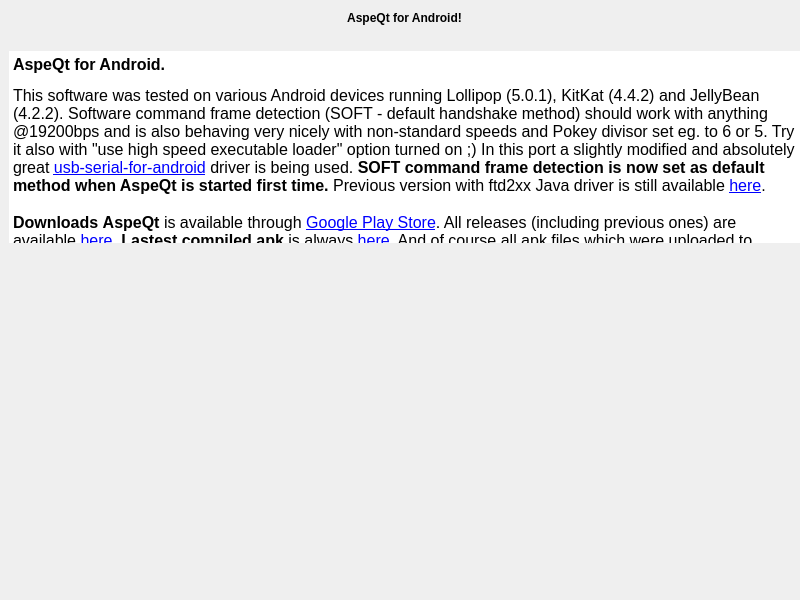
greblus/aspeqt, file aboutdialog.ui: the form before one commit.
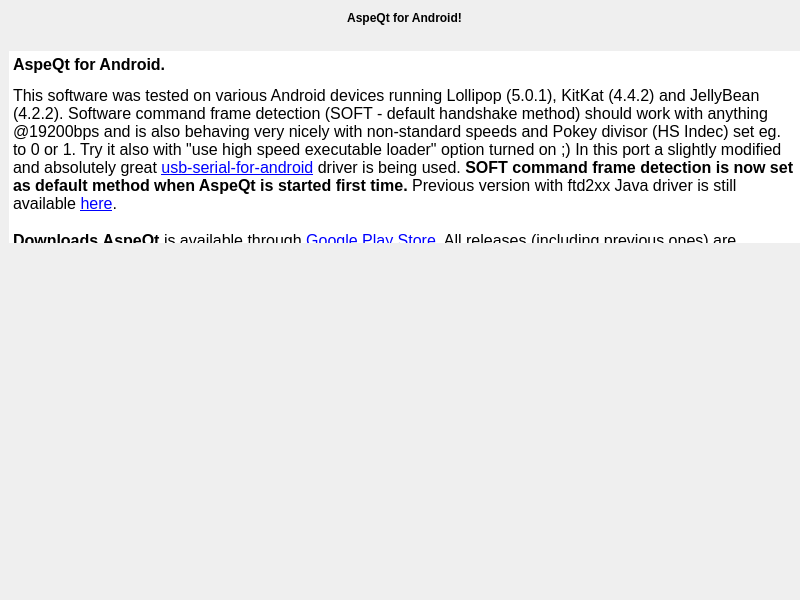
The form after the commit.

Commit message: HS Index 0 works great in SOFT mode :). In DSR too...

Diff of the .ui file:
```diff
--- a/aboutdialog.ui
+++ b/aboutdialog.ui
@@ -150,17 +150,17 @@
 p, li { white-space: pre-wrap; }
 &lt;/style&gt;&lt;/head&gt;&lt;body style=&quot; font-family:'MS Shell Dlg 2'; font-size:8.25pt; font-weight:400; font-style:normal;&quot;&gt;
 &lt;p style=&quot; margin-top:18px; margin-bottom:12px; margin-left:0px; margin-right:0px; -qt-block-indent:0; text-indent:0px;&quot;&gt;&lt;span style=&quot; font-size:12pt; font-weight:600;&quot;&gt;AspeQt for Android.&lt;/span&gt;&lt;/p&gt;
-&lt;p style=&quot; margin-top:0px; margin-bottom:0px; margin-left:0px; margin-right:0px; -qt-block-indent:0; text-indent:0px;&quot;&gt;&lt;span style=&quot; font-size:12pt;&quot;&gt;This software was tested on various Android devices running Lollipop (5.0.1), KitKat (4.4.2) and JellyBean (4.2.2). Software command frame detection (SOFT - default handshake method) should work with anything @19200bps and is also behaving very nicely with non-standard speeds and Pokey divisor set eg. to 6 or 5. Try it also with &amp;quot;use high speed executable loader&amp;quot; option turned on ;) In this port a slightly modified and absolutely great &lt;/span&gt;&lt;a href=&quot;https://github.com/greblus/usb-serial-for-android&quot;&gt;&lt;span style=&quot; font-size:12pt; text-decoration: underline; color:#0000ff;&quot;&gt;usb-serial-for-android&lt;/span&gt;&lt;/a&gt;&lt;span style=&quot; font-size:12pt;&quot;&gt; driver is being used. &lt;/span&gt;&lt;span style=&quot; font-size:12pt; font-weight:600;&quot;&gt;SOFT command frame detection is now set as default method when AspeQt is started first time.&lt;/span&gt;&lt;span style=&quot; font-size:12pt;&quot;&gt; Previous version with ftd2xx Java driver is still available &lt;/span&gt;&lt;a href=&quot;https://github.com/greblus/aspeqt/tree/ftd2xx&quot;&gt;&lt;span style=&quot; font-size:12pt; text-decoration: underline; color:#0000ff;&quot;&gt;here&lt;/span&gt;&lt;/a&gt;&lt;span style=&quot; font-size:12pt;&quot;&gt;. &lt;/span&gt;&lt;/p&gt;
-&lt;p style=&quot; margin-top:18px; margin-bottom:12px; margin-left:0px; margin-right:0px; -qt-block-indent:0; text-indent:0px;&quot;&gt;&lt;span style=&quot; font-size:12pt; font-weight:600;&quot;&gt;Downloads&lt;/span&gt;&lt;span style=&quot; font-size:12pt;&quot;&gt; &lt;/span&gt;&lt;span style=&quot; font-size:12pt; font-weight:600;&quot;&gt;AspeQt&lt;/span&gt;&lt;span style=&quot; font-size:12pt;&quot;&gt; is available through &lt;/span&gt;&lt;a href=&quot;https://play.google.com/store/search?q=aspeqt&quot;&gt;&lt;span style=&quot; font-size:12pt; text-decoration: underline; color:#0000ff;&quot;&gt;Google Play Store&lt;/span&gt;&lt;/a&gt;&lt;span style=&quot; font-size:12pt;&quot;&gt;. All releases (including previous ones) are available &lt;/span&gt;&lt;a href=&quot;https://github.com/greblus/aspeqt/releases&quot;&gt;&lt;span style=&quot; font-size:12pt; text-decoration: underline; color:#0000ff;&quot;&gt;here&lt;/span&gt;&lt;/a&gt;&lt;span style=&quot; font-size:12pt;&quot;&gt;. &lt;/span&gt;&lt;span style=&quot; font-size:12pt; font-weight:600;&quot;&gt;Lastest compiled apk&lt;/span&gt;&lt;span style=&quot; font-size:12pt;&quot;&gt; is always &lt;/span&gt;&lt;a href=&quot;https://github.com/greblus/aspeqt/raw/android/android/apk/aspeqt.apk&quot;&gt;&lt;span style=&quot; font-size:12pt; text-decoration: underline; color:#0000ff;&quot;&gt;here&lt;/span&gt;&lt;/a&gt;&lt;span style=&quot; font-size:12pt;&quot;&gt;. And of course all apk files which were uploaded to android/apk can be found in the repo (there is a &amp;quot;Browse Files&amp;quot; button which will show you a snapshot of the repository at a time of the particular commit). What doesn't work yet? Loading atr files stalls occassionally in DSR handshaking mode. Haven't noticed it in SOFT mode. Hopefully Will fix it soon. &lt;/span&gt;&lt;/p&gt;
+&lt;p style=&quot; margin-top:0px; margin-bottom:0px; margin-left:0px; margin-right:0px; -qt-block-indent:0; text-indent:0px;&quot;&gt;&lt;span style=&quot; font-size:12pt;&quot;&gt;This software was tested on various Android devices running Lollipop (5.0.1), KitKat (4.4.2) and JellyBean (4.2.2). Software command frame detection (SOFT - default handshake method) should work with anything @19200bps and is also behaving very nicely with non-standard speeds and Pokey divisor (HS Indec) set eg. to 0 or 1. Try it also with &amp;quot;use high speed executable loader&amp;quot; option turned on ;) In this port a slightly modified and absolutely great &lt;/span&gt;&lt;a href=&quot;https://github.com/greblus/usb-serial-for-android&quot;&gt;&lt;span style=&quot; font-size:12pt; text-decoration: underline; color:#0000ff;&quot;&gt;usb-serial-for-android&lt;/span&gt;&lt;/a&gt;&lt;span style=&quot; font-size:12pt;&quot;&gt; driver is being used. &lt;/span&gt;&lt;span style=&quot; font-size:12pt; font-weight:600;&quot;&gt;SOFT command frame detection is now set as default method when AspeQt is started first time.&lt;/span&gt;&lt;span style=&quot; font-size:12pt;&quot;&gt; Previous version with ftd2xx Java driver is still available &lt;/span&gt;&lt;a href=&quot;https://github.com/greblus/aspeqt/tree/ftd2xx&quot;&gt;&lt;span style=&quot; font-size:12pt; text-decoration: underline; color:#0000ff;&quot;&gt;here&lt;/span&gt;&lt;/a&gt;&lt;span style=&quot; font-size:12pt;&quot;&gt;. &lt;/span&gt;&lt;/p&gt;
+&lt;p style=&quot; margin-top:18px; margin-bottom:12px; margin-left:0px; margin-right:0px; -qt-block-indent:0; text-indent:0px;&quot;&gt;&lt;span style=&quot; font-size:12pt; font-weight:600;&quot;&gt;Downloads&lt;/span&gt;&lt;span style=&quot; font-size:12pt;&quot;&gt; &lt;/span&gt;&lt;span style=&quot; font-size:12pt; font-weight:600;&quot;&gt;AspeQt&lt;/span&gt;&lt;span style=&quot; font-size:12pt;&quot;&gt; is available through &lt;/span&gt;&lt;a href=&quot;https://play.google.com/store/search?q=aspeqt&quot;&gt;&lt;span style=&quot; font-size:12pt; text-decoration: underline; color:#0000ff;&quot;&gt;Google Play Store&lt;/span&gt;&lt;/a&gt;&lt;span style=&quot; font-size:12pt;&quot;&gt;. All releases (including previous ones) are available &lt;/span&gt;&lt;a href=&quot;https://github.com/greblus/aspeqt/releases&quot;&gt;&lt;span style=&quot; font-size:12pt; text-decoration: underline; color:#0000ff;&quot;&gt;here&lt;/span&gt;&lt;/a&gt;&lt;span style=&quot; font-size:12pt;&quot;&gt;. &lt;/span&gt;&lt;span style=&quot; font-size:12pt; font-weight:600;&quot;&gt;Lastest compiled apk&lt;/span&gt;&lt;span style=&quot; font-size:12pt;&quot;&gt; is always &lt;/span&gt;&lt;a href=&quot;https://github.com/greblus/aspeqt/raw/android/android/apk/aspeqt.apk&quot;&gt;&lt;span style=&quot; font-size:12pt; text-decoration: underline; color:#0000ff;&quot;&gt;here&lt;/span&gt;&lt;/a&gt;&lt;span style=&quot; font-size:12pt;&quot;&gt;. And of course all apk files which were uploaded to android/apk can be found in the repo (there is a &amp;quot;Browse Files&amp;quot; button which will show you a snapshot of the repository at a time of the particular commit). &lt;/span&gt;&lt;/p&gt;
 &lt;p style=&quot; margin-top:18px; margin-bottom:12px; margin-left:0px; margin-right:0px; -qt-block-indent:0; text-indent:0px;&quot;&gt;&lt;span style=&quot; font-size:12pt; font-weight:600;&quot;&gt;What's necessary to use it:&lt;/span&gt;&lt;span style=&quot; font-size:12pt;&quot;&gt; &lt;/span&gt;&lt;/p&gt;
-&lt;ul style=&quot;margin-top: 0px; margin-bottom: 0px; margin-left: 0px; margin-right: 0px; -qt-list-indent: 1;&quot;&gt;&lt;li style=&quot; font-size:12pt;&quot; style=&quot; margin-top:12px; margin-bottom:0px; margin-left:0px; margin-right:0px; -qt-block-indent:0; text-indent:0px;&quot;&gt;Android device with USB Host Support. Check USB Host Support with this tool. &lt;/li&gt;
+&lt;ul style=&quot;margin-top: 0px; margin-bottom: 0px; margin-left: 0px; margin-right: 0px; -qt-list-indent: 1;&quot;&gt;&lt;li style=&quot; font-size:12pt;&quot; style=&quot; margin-top:12px; margin-bottom:0px; margin-left:0px; margin-right:0px; -qt-block-indent:0; text-indent:0px;&quot;&gt;Android device with USB Host Support. Check USB Host Support with &lt;a href=&quot;https://play.google.com/store/apps/details?id=eu.chainfire.usbhostdiagnostics&amp;amp;hl=pl&quot;&gt;&lt;span style=&quot; text-decoration: underline; color:#0000ff;&quot;&gt;this tool&lt;/span&gt;&lt;/a&gt;. &lt;/li&gt;
 &lt;li style=&quot; font-size:12pt;&quot; style=&quot; margin-top:0px; margin-bottom:0px; margin-left:0px; margin-right:0px; -qt-block-indent:0; text-indent:0px;&quot;&gt;OTG cable. &lt;/li&gt;
 &lt;li style=&quot; font-size:12pt;&quot; style=&quot; margin-top:0px; margin-bottom:0px; margin-left:0px; margin-right:0px; -qt-block-indent:0; text-indent:0px;&quot;&gt;Sio2PC-USB converter. I recommend &lt;a href=&quot;http://lotharek.pl/product.php?pid=98&quot;&gt;&lt;span style=&quot; text-decoration: underline; color:#0000ff;&quot;&gt;this one made by Lotharek&lt;/span&gt;&lt;/a&gt;. &lt;/li&gt;
-&lt;li style=&quot; font-size:12pt;&quot; style=&quot; margin-top:0px; margin-bottom:0px; margin-left:0px; margin-right:0px; -qt-block-indent:0; text-indent:0px;&quot;&gt;AspeQt for Android should work on anything starting from 3.1. I've tested it on Lark FreeMe 8&amp;quot; Android 4.2.2 tablet, Kazam 345 &amp;amp; Kazam Tornado phones with KitKat 4.4, Lenovo Tab 2 A10-70L and Lenovo Tab 2 A7 tablets with Lollipop 5.0.1 &lt;/li&gt;
+&lt;li style=&quot; font-size:12pt;&quot; style=&quot; margin-top:0px; margin-bottom:0px; margin-left:0px; margin-right:0px; -qt-block-indent:0; text-indent:0px;&quot;&gt;AspeQt for Android should work on anything starting from 3.1. I've tested it on Lark FreeMe 8&amp;quot; Android 4.2.2 tablet, Kazam 345 &amp;amp; Kazam Tornado phones with KitKat 4.4, Lenovo Tab 2 A10-70L and Lenovo Tab 2 A7 tablets with Lollipop 5.0.1.&lt;/li&gt;
 &lt;li style=&quot; font-size:12pt;&quot; style=&quot; margin-top:0px; margin-bottom:0px; margin-left:0px; margin-right:0px; -qt-block-indent:0; text-indent:0px;&quot;&gt;&lt;span style=&quot; font-weight:600;&quot;&gt;No root necessary.&lt;/span&gt; &lt;/li&gt;
 &lt;li style=&quot; font-size:12pt;&quot; style=&quot; margin-top:0px; margin-bottom:0px; margin-left:0px; margin-right:0px; -qt-block-indent:0; text-indent:0px;&quot;&gt;&lt;span style=&quot; font-weight:600;&quot;&gt;No drivers necessary.&lt;/span&gt; usb-serial-for-android java driver is in the package. &lt;/li&gt;
-&lt;li style=&quot; font-size:12pt;&quot; style=&quot; margin-top:0px; margin-bottom:12px; margin-left:0px; margin-right:0px; -qt-block-indent:0; text-indent:0px;&quot;&gt;After you connect the SIO2PC-USB to your Android device it'll automatically launch AspeQt. If you have SIO2PC-USB from Lotharek, select SOFT or DSR flow control method and set speed to 19200bps first, to see if it works at all. Feel free to experiment with higher speeds and Pokey divisors (HiSpeed OS, SDX or Qmeg is required for fast SIO routines). &lt;/li&gt;&lt;/ul&gt;
-&lt;p style=&quot; margin-top:0px; margin-bottom:0px; margin-left:0px; margin-right:0px; -qt-block-indent:0; text-indent:0px;&quot;&gt;&lt;span style=&quot; font-size:12pt;&quot;&gt;Alternatively (on an unmodified Atari) it's enough to mount the folder with xex files and copy these two files: $boot.bin and picodos.sys which can be dowloaded &lt;/span&gt;&lt;a href=&quot;https://github.com/greblus/aspeqt/tree/android/%24bootpic&quot;&gt;&lt;span style=&quot; font-size:12pt; text-decoration: underline; color:#0000ff;&quot;&gt;from here&lt;/span&gt;&lt;/a&gt;&lt;span style=&quot; font-size:12pt;&quot;&gt;. This way all xex files, e.g. just downloaded from the internet on your mobile or tablet) to some mounted folder eg. Download/Atari can be nicely loaded in high speed using MyPicoDos. All you have to do is to boot your Atari from this folder. Speed greatly depends on your CPU possibilities and I/O performance, but Pokey divisor 6 works nicely on dual core 1.2GHz RK3066. &lt;/span&gt;&lt;/p&gt;
+&lt;li style=&quot; font-size:12pt;&quot; style=&quot; margin-top:0px; margin-bottom:12px; margin-left:0px; margin-right:0px; -qt-block-indent:0; text-indent:0px;&quot;&gt;After you connect the SIO2PC-USB to your Android device it'll automatically launch AspeQt. If you have SIO2PC-USB from Lotharek, select SOFT or DSR flow control method and set speed to 19200bps first, to see if it works at all. Feel free to experiment with higher speeds and Pokey divisors (HiSpeed OS, SDX or Qmeg is required for fast SIO routines). HS Index 0 should work in SOFT mode. DSR is tad slower but HS Index 2 or 3 should work too.&lt;/li&gt;&lt;/ul&gt;
+&lt;p style=&quot; margin-top:0px; margin-bottom:0px; margin-left:0px; margin-right:0px; -qt-block-indent:0; text-indent:0px;&quot;&gt;&lt;span style=&quot; font-size:12pt;&quot;&gt;Alternatively (on an unmodified Atari) it's enough to mount the folder with xex files and copy these two files: $boot.bin and picodos.sys which can be dowloaded &lt;/span&gt;&lt;a href=&quot;https://github.com/greblus/aspeqt/tree/android/%24bootpic&quot;&gt;&lt;span style=&quot; font-size:12pt; text-decoration: underline; color:#0000ff;&quot;&gt;from here&lt;/span&gt;&lt;/a&gt;&lt;span style=&quot; font-size:12pt;&quot;&gt;. This way all xex files, e.g. just downloaded from the internet on your mobile or tablet) to some mounted folder eg. Download/Atari can be nicely loaded in high speed using MyPicoDos. All you have to do is to boot your Atari from this folder. Speed greatly depends on your CPU possibilities and I/O performance, but Pokey divisor 0 works nicely, even despite the fact that all driver calls are made through JNI.&lt;/span&gt;&lt;/p&gt;
 &lt;p style=&quot; margin-top:16px; margin-bottom:12px; margin-left:0px; margin-right:0px; -qt-block-indent:0; text-indent:0px;&quot;&gt;&lt;a href=&quot;https://www.youtube.com/watch?v=GEkwZM_Cr_M&amp;amp;list=PL_0_k9JuZLPiox8zAklF3qvG3SbsZ08g8&quot;&gt;&lt;span style=&quot; font-size:12pt; font-weight:600; text-decoration: underline; color:#0000ff;&quot;&gt;Videos of AspeQt on Android&lt;/span&gt;&lt;/a&gt;&lt;span style=&quot; font-size:12pt;&quot;&gt; &lt;/span&gt;&lt;/p&gt;
 &lt;p style=&quot; margin-top:18px; margin-bottom:12px; margin-left:0px; margin-right:0px; -qt-block-indent:0; text-indent:0px;&quot;&gt;&lt;span style=&quot; font-size:12pt; font-weight:600;&quot;&gt;Summary&lt;/span&gt;&lt;/p&gt;
 &lt;p style=&quot; margin-top:0px; margin-bottom:0px; margin-left:0px; margin-right:0px; -qt-block-indent:0; text-indent:0px;&quot;&gt;&lt;span style=&quot; font-size:12pt;&quot;&gt;AspeQt emulates Atari SIO peripherals when connected to an Atari 8-bit computer with an SIO2PC cable. In that respect it's similar to programs like APE and Atari810. The main difference is that it's free (unlike APE) and it's cross-platform (unlike Atari810 and APE). &lt;/span&gt;&lt;/p&gt;
@@ -169,11 +169,7 @@
 &lt;p style=&quot; margin-top:18px; margin-bottom:12px; margin-left:0px; margin-right:0px; -qt-block-indent:0; text-indent:0px;&quot;&gt;&lt;span style=&quot; font-size:12pt; font-weight:600;&quot;&gt;Questions about this Android port? Drop me an e-mail ;)&lt;/span&gt;&lt;/p&gt;
 &lt;p style=&quot; margin-top:0px; margin-bottom:0px; margin-left:0px; margin-right:0px; -qt-block-indent:0; text-indent:0px;&quot;&gt;&lt;span style=&quot; font-size:12pt;&quot;&gt;Wiktor Grebla: &lt;/span&gt;&lt;a href=&quot;mailto:greblus@gmail.com&quot;&gt;&lt;span style=&quot; font-size:12pt; text-decoration: underline; color:#0000ff;&quot;&gt;greblus@gmail.com&lt;/span&gt;&lt;/a&gt;&lt;span style=&quot; font-size:12pt;&quot;&gt; &lt;/span&gt;&lt;/p&gt;
 &lt;p style=&quot; margin-top:18px; margin-bottom:12px; margin-left:0px; margin-right:0px; -qt-block-indent:0; text-indent:0px;&quot;&gt;&lt;span style=&quot; font-size:12pt; font-weight:600;&quot;&gt;SIO2PC-USB adapters:&lt;/span&gt;&lt;/p&gt;
-&lt;p style=&quot; margin-top:0px; margin-bottom:0px; margin-left:0px; margin-right:0px; -qt-block-indent:0; text-indent:0px;&quot;&gt;&lt;span style=&quot; font-size:12pt;&quot;&gt;For SIO2PC-USB hardware purchase visit: &lt;/span&gt;&lt;a href=&quot;http://www.lotharek.pl&quot;&gt;&lt;span style=&quot; font-size:12pt; text-decoration: underline; color:#0000ff;&quot;&gt;www.lotharek.pl&lt;/span&gt;&lt;/a&gt;&lt;span style=&quot; font-size:12pt;&quot;&gt; or: &lt;/span&gt;&lt;a href=&quot;http://www.atari8warez.com/&quot;&gt;&lt;span style=&quot; font-size:12pt; text-decoration: underline; color:#0000ff;&quot;&gt;http://www.atari8warez.com/&lt;/span&gt;&lt;/a&gt;&lt;span style=&quot; font-size:12pt;&quot;&gt; &lt;/span&gt;&lt;/p&gt;
-&lt;p style=&quot;-qt-paragraph-type:empty; margin-top:0px; margin-bottom:0px; margin-left:0px; margin-right:0px; -qt-block-indent:0; text-indent:0px; font-size:12pt;&quot;&gt;&lt;br /&gt;&lt;/p&gt;
-&lt;p style=&quot;-qt-paragraph-type:empty; margin-top:0px; margin-bottom:0px; margin-left:0px; margin-right:0px; -qt-block-indent:0; text-indent:0px; font-size:12pt;&quot;&gt;&lt;br /&gt;&lt;/p&gt;
-&lt;p style=&quot;-qt-paragraph-type:empty; margin-top:0px; margin-bottom:0px; margin-left:0px; margin-right:0px; -qt-block-indent:0; text-indent:0px; font-size:12pt;&quot;&gt;&lt;br /&gt;&lt;/p&gt;
-&lt;p style=&quot;-qt-paragraph-type:empty; margin-top:0px; margin-bottom:0px; margin-left:0px; margin-right:0px; -qt-block-indent:0; text-indent:0px; font-size:12pt;&quot;&gt;&lt;br /&gt;&lt;/p&gt;&lt;/body&gt;&lt;/html&gt;</string>
+&lt;p style=&quot; margin-top:0px; margin-bottom:0px; margin-left:0px; margin-right:0px; -qt-block-indent:0; text-indent:0px;&quot;&gt;&lt;span style=&quot; font-size:12pt;&quot;&gt;For SIO2PC-USB hardware purchase visit: &lt;/span&gt;&lt;a href=&quot;www.lotharek.pl&quot;&gt;&lt;span style=&quot; font-size:12pt; text-decoration: underline; color:#0000ff;&quot;&gt;www.lotharek.pl&lt;/span&gt;&lt;/a&gt;&lt;span style=&quot; font-size:12pt;&quot;&gt; or: &lt;/span&gt;&lt;a href=&quot;http://www.atari8warez.com/&quot;&gt;&lt;span style=&quot; font-size:12pt; text-decoration: underline; color:#0000ff;&quot;&gt;http://www.atari8warez.com/&lt;/span&gt;&lt;/a&gt;&lt;span style=&quot; font-size:12pt;&quot;&gt; &lt;/span&gt;&lt;/p&gt;&lt;/body&gt;&lt;/html&gt;</string>
      </property>
      <property name="textInteractionFlags">
       <set>Qt::LinksAccessibleByKeyboard|Qt::LinksAccessibleByMouse</set>
```
The commit also changes 3 other files.
